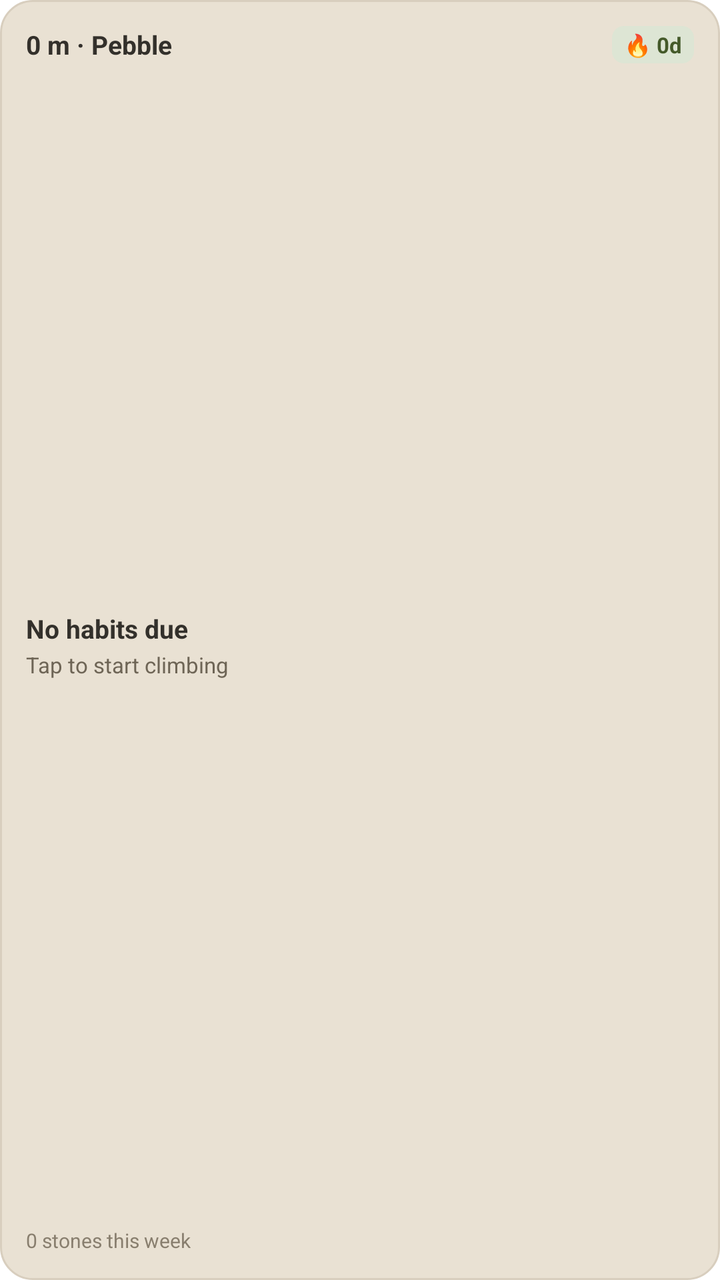
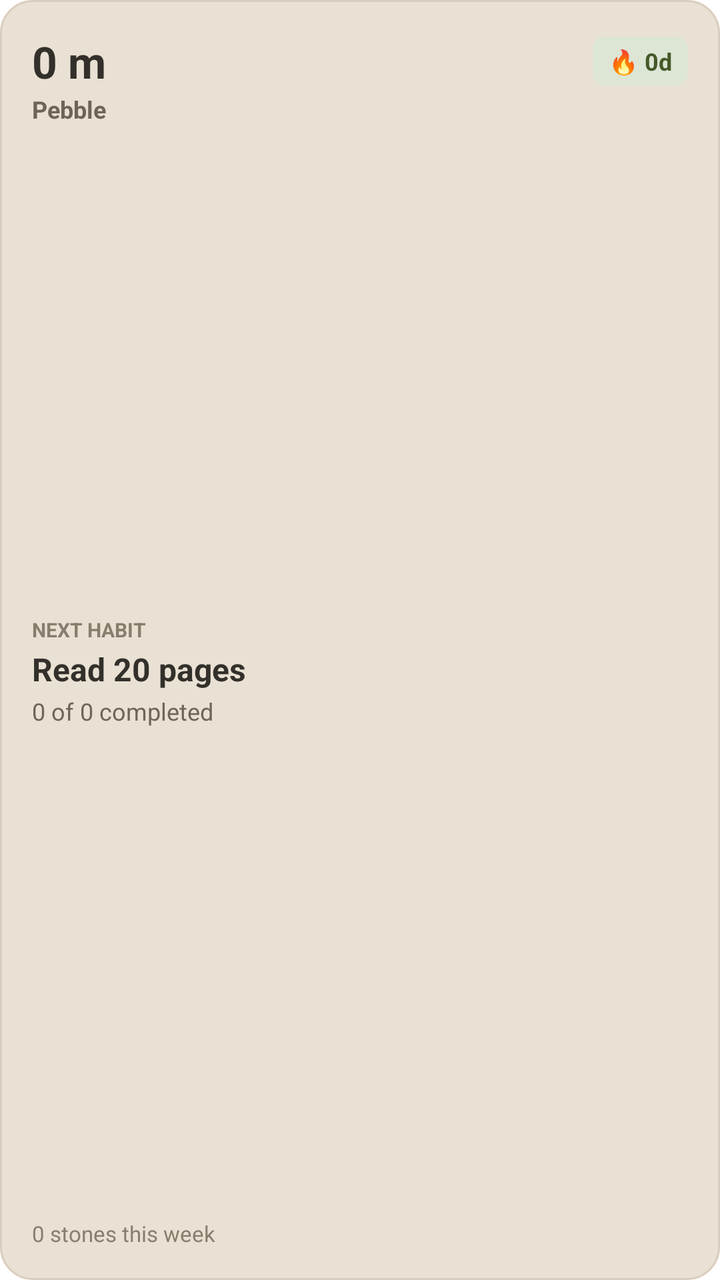

An Android layout rendered at two revisions. The XML below is the earlier revision; the diff shows what the commit changed to produce the second picture.
<!-- AndroidManifest.xml: fallback theme Theme.MaterialComponents.DayNight.NoActionBar -->
<!-- res/layout/cairn_glance_widget.xml -->
<?xml version="1.0" encoding="utf-8"?>
<LinearLayout xmlns:android="http://schemas.android.com/apk/res/android"
    android:id="@+id/widget_glance_root"
    android:layout_width="match_parent"
    android:layout_height="match_parent"
    android:background="@drawable/widget_card_background"
    android:orientation="vertical"
    android:padding="13dp">

    
    <LinearLayout
        android:layout_width="match_parent"
        android:layout_height="wrap_content"
        android:gravity="center_vertical"
        android:orientation="horizontal">

        <TextView
            android:id="@+id/widget_glance_altitude"
            android:layout_width="0dp"
            android:layout_height="wrap_content"
            android:layout_weight="1"
            android:ellipsize="end"
            android:maxLines="1"
            android:text="0 m · Pebble"
            android:textColor="#33302B"
            android:textSize="13sp"
            android:textStyle="bold" />

        <TextView
            android:id="@+id/widget_glance_streak"
            android:layout_width="wrap_content"
            android:layout_height="wrap_content"
            android:background="@drawable/widget_chip_sage"
            android:paddingStart="6dp"
            android:paddingEnd="6dp"
            android:paddingTop="2dp"
            android:paddingBottom="2dp"
            android:text="🔥 0d"
            android:textColor="#445929"
            android:textSize="11sp"
            android:textStyle="bold" />
    </LinearLayout>

    <FrameLayout
        android:layout_width="match_parent"
        android:layout_height="0dp"
        android:layout_weight="1" />

    
    <TextView
        android:id="@+id/widget_glance_today_progress"
        android:layout_width="wrap_content"
        android:layout_height="wrap_content"
        android:text="No habits due"
        android:textColor="#33302B"
        android:textSize="13sp"
        android:textStyle="bold" />

    <TextView
        android:id="@+id/widget_glance_next_preview"
        android:layout_width="wrap_content"
        android:layout_height="wrap_content"
        android:layout_marginTop="2dp"
        android:ellipsize="end"
        android:maxLines="1"
        android:text="Tap to start climbing"
        android:textColor="#6E6556"
        android:textSize="11sp" />

    <FrameLayout
        android:layout_width="match_parent"
        android:layout_height="0dp"
        android:layout_weight="1" />

    
    <TextView
        android:id="@+id/widget_glance_week_stones"
        android:layout_width="wrap_content"
        android:layout_height="wrap_content"
        android:text="0 stones this week"
        android:textColor="#887E6E"
        android:textSize="10sp" />
</LinearLayout>
<!-- resources referenced by this layout -->
<resources>
  <!-- drawable widget_card_background (drawable) -->
  <?xml version="1.0" encoding="utf-8"?>
  <shape xmlns:android="http://schemas.android.com/apk/res/android"
      android:shape="rectangle">
      <solid android:color="#E9E1D3"/>
      <stroke
          android:width="1dp"
          android:color="#D8CEBE"/>
      <corners android:radius="16dp"/>
  </shape>
  <!-- drawable widget_chip_sage (drawable) -->
  <?xml version="1.0" encoding="utf-8"?>
  <shape xmlns:android="http://schemas.android.com/apk/res/android"
      android:shape="rectangle">
      <solid android:color="#DDE5D4"/>
      <corners android:radius="6dp"/>
  </shape>
</resources>

<!-- the commit's change to res/layout/cairn_glance_widget.xml (unified diff, before → after) -->
@@ -5,7 +5,7 @@
     android:layout_height="match_parent"
     android:background="@drawable/widget_card_background"
     android:orientation="vertical"
-    android:padding="13dp">
+    android:padding="16dp">
 
     
     <LinearLayout
@@ -21,9 +21,9 @@
             android:layout_weight="1"
             android:ellipsize="end"
             android:maxLines="1"
-            android:text="0 m · Pebble"
+            android:text="0 m"
             android:textColor="#33302B"
-            android:textSize="13sp"
+            android:textSize="22sp"
             android:textStyle="bold" />
 
         <TextView
@@ -31,15 +31,26 @@
             android:layout_width="wrap_content"
             android:layout_height="wrap_content"
             android:background="@drawable/widget_chip_sage"
-            android:paddingStart="6dp"
-            android:paddingEnd="6dp"
-            android:paddingTop="2dp"
-            android:paddingBottom="2dp"
+            android:paddingStart="8dp"
+            android:paddingEnd="8dp"
+            android:paddingTop="4dp"
+            android:paddingBottom="4dp"
             android:text="🔥 0d"
             android:textColor="#445929"
-            android:textSize="11sp"
+            android:textSize="12sp"
             android:textStyle="bold" />
     </LinearLayout>
+
+    
+    <TextView
+        android:id="@+id/widget_glance_rank"
+        android:layout_width="wrap_content"
+        android:layout_height="wrap_content"
+        android:layout_marginTop="1dp"
+        android:text="Pebble"
+        android:textColor="#6E6556"
+        android:textSize="12sp"
+        android:textStyle="bold" />
 
     <FrameLayout
         android:layout_width="match_parent"
@@ -48,24 +59,34 @@
 
     
     <TextView
-        android:id="@+id/widget_glance_today_progress"
+        android:id="@+id/widget_glance_today_label"
         android:layout_width="wrap_content"
         android:layout_height="wrap_content"
-        android:text="No habits due"
-        android:textColor="#33302B"
-        android:textSize="13sp"
+        android:text="NEXT HABIT"
+        android:textColor="#887E6E"
+        android:textSize="10sp"
         android:textStyle="bold" />
 
     <TextView
         android:id="@+id/widget_glance_next_preview"
+        android:layout_width="match_parent"
+        android:layout_height="wrap_content"
+        android:layout_marginTop="2dp"
+        android:ellipsize="end"
+        android:maxLines="2"
+        android:text="Read 20 pages"
+        android:textColor="#33302B"
+        android:textSize="16sp"
+        android:textStyle="bold" />
+
+    <TextView
+        android:id="@+id/widget_glance_today_progress"
         android:layout_width="wrap_content"
         android:layout_height="wrap_content"
         android:layout_marginTop="2dp"
-        android:ellipsize="end"
-        android:maxLines="1"
-        android:text="Tap to start climbing"
+        android:text="0 of 0 completed"
         android:textColor="#6E6556"
-        android:textSize="11sp" />
+        android:textSize="12sp" />
 
     <FrameLayout
         android:layout_width="match_parent"
@@ -79,5 +100,5 @@
         android:layout_height="wrap_content"
         android:text="0 stones this week"
         android:textColor="#887E6E"
-        android:textSize="10sp" />
+        android:textSize="11sp" />
 </LinearLayout>
